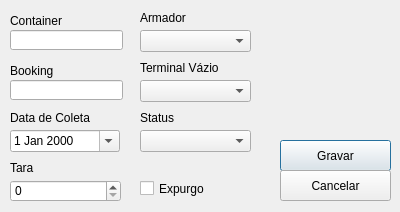
Above: GUI/EditarCNTR/EditarCNTR.ui from Aniroth/WM-Lages before the change. Below: the same form after it.
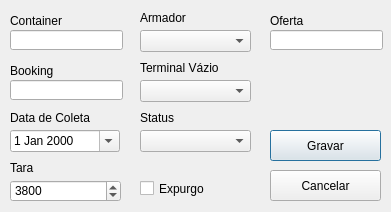
That is the form after the change.

What changed in the file:
```diff
--- a/GUI/EditarCNTR/EditarCNTR.ui
+++ b/GUI/EditarCNTR/EditarCNTR.ui
@@ -6,7 +6,7 @@
    <rect>
     <x>0</x>
     <y>0</y>
-    <width>400</width>
+    <width>391</width>
     <height>212</height>
    </rect>
   </property>
@@ -97,6 +97,12 @@
    <property name="maximum">
     <number>5000</number>
    </property>
+   <property name="singleStep">
+    <number>10</number>
+   </property>
+   <property name="value">
+    <number>3800</number>
+   </property>
   </widget>
   <widget class="QLabel" name="LBL_Booking">
    <property name="geometry">
@@ -137,8 +143,8 @@
   <widget class="QPushButton" name="PBT_Gravar">
    <property name="geometry">
     <rect>
-     <x>280</x>
-     <y>140</y>
+     <x>270</x>
+     <y>130</y>
      <width>111</width>
      <height>31</height>
     </rect>
@@ -150,7 +156,7 @@
   <widget class="QPushButton" name="PBT_Cancelar">
    <property name="geometry">
     <rect>
-     <x>280</x>
+     <x>270</x>
      <y>170</y>
      <width>111</width>
      <height>31</height>
@@ -219,6 +225,29 @@
     <string>Expurgo</string>
    </property>
   </widget>
+  <widget class="QLineEdit" name="TXB_Oferta">
+   <property name="geometry">
+    <rect>
+     <x>270</x>
+     <y>30</y>
+     <width>113</width>
+     <height>20</height>
+    </rect>
+   </property>
+  </widget>
+  <widget class="QLabel" name="LBL_Oferta">
+   <property name="geometry">
+    <rect>
+     <x>270</x>
+     <y>10</y>
+     <width>111</width>
+     <height>21</height>
+    </rect>
+   </property>
+   <property name="text">
+    <string>Oferta</string>
+   </property>
+  </widget>
  </widget>
  <tabstops>
   <tabstop>TXB_Unidade</tabstop>
```
